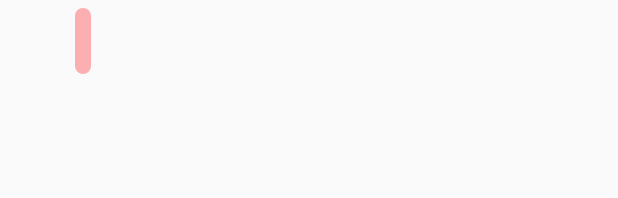
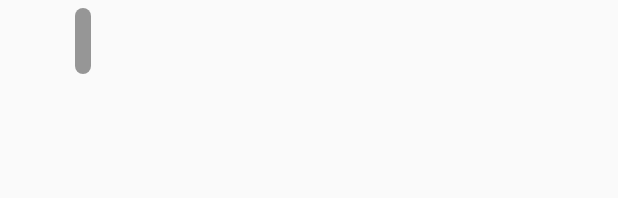
Before and after one commit to hatpick/MaChat, an Android app: the layout message.xml on its own in the app's theme, with its tools: preview values and no code run, on a phone screen of 412 x 824 dp. Shown: the top 198 px of the screen. Run offline under Robolectric (Android 15) with nearby library versions, the phone set to English and light mode, and no system bars.

Commit message:
blur, chat message, etc. huge

```diff
--- a/app/src/main/res/drawable/message_bg.xml
+++ b/app/src/main/res/drawable/message_bg.xml
@@ -5,5 +5,5 @@
         android:right="@dimen/pad_5dp"
         android:bottom="@dimen/pad_5dp" />
     <corners android:radius="@dimen/pad_5dp" />
-    <solid android:color="#79fd5b5d" />
+    <solid android:color="#66000000" />
 </shape>
--- a/app/src/main/res/layout/message.xml
+++ b/app/src/main/res/layout/message.xml
@@ -20,13 +20,15 @@
             android:layout_width="wrap_content"
             android:layout_height="fill_parent">
             <ImageView
+                android:layout_gravity="top"
                 android:id="@+id/avatar"
                 android:layout_width="40dp"
                 android:layout_height="40dp" />
         </LinearLayout>
         <LinearLayout
+            android:background="@drawable/message_bg"
+            android:id="@+id/message_wrapper"
             android:orientation="vertical"
-            android:id="@+id/message_wrapper"
             style="@style/message_wrapper">
             <TextView
                 style="@style/message_content"
--- a/app/src/main/res/values/styles.xml
+++ b/app/src/main/res/values/styles.xml
@@ -29,13 +29,13 @@
     </style>
 
     <style name="message_wrapper" parent="@style/AppTheme">
-        <item name="android:background">@drawable/message_bg</item>
         <item name="android:layout_width">wrap_content</item>
         <item name="android:layout_height">wrap_content</item>
         <item name="android:padding">@dimen/pad_5dp</item>
     </style>
 
     <style name="message_content">
+        <item name="android:maxWidth">200dp</item>
         <item name="android:textColor">@color/white</item>
         <item name="android:layout_width">wrap_content</item>
         <item name="android:layout_height">wrap_content</item>
```
Also changed, not shown: app/src/main/java/datapp/machat/adapter/MessageAdapter.java (+5 -2 lines).
